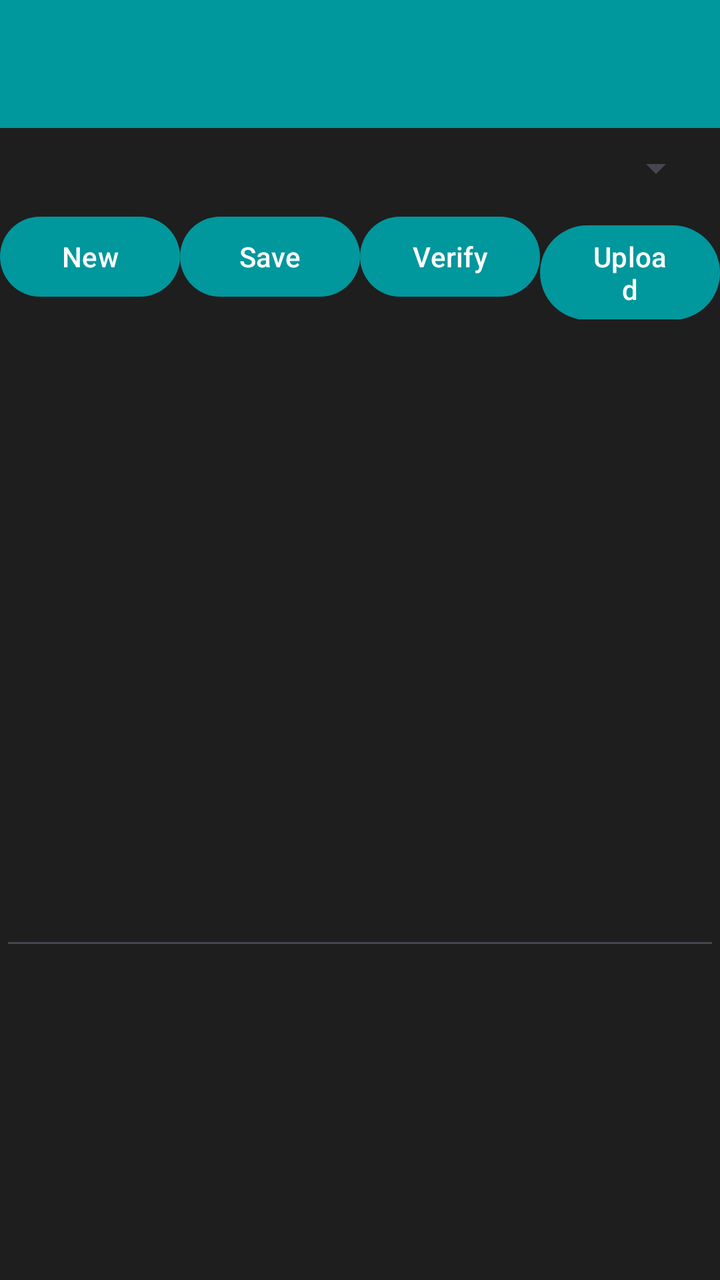
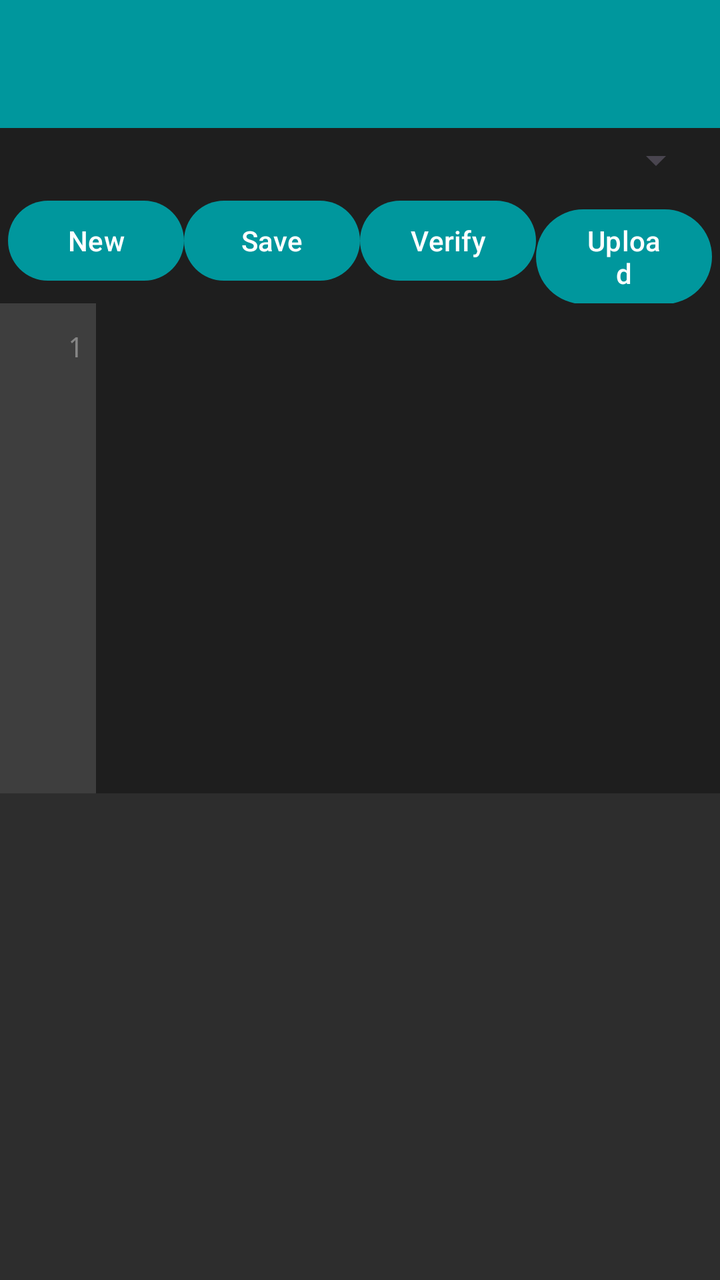

Compare the two renders of this Android layout. The source of the first and the diff that turns it into the second are given below.
<!-- AndroidManifest.xml: application theme Theme.ArduinoMobileWorkshop -->
<!-- res/layout/activity_editor.xml -->
<?xml version="1.0" encoding="utf-8"?>
<LinearLayout xmlns:android="http://schemas.android.com/apk/res/android"
    android:layout_width="match_parent"
    android:layout_height="match_parent"
    android:orientation="vertical">
    <androidx.appcompat.widget.Toolbar
        android:id="@+id/toolbar"
        android:layout_width="match_parent"
        android:layout_height="?attr/actionBarSize"
        android:background="?attr/colorPrimary" />
    <LinearLayout
        android:layout_width="match_parent"
        android:layout_height="wrap_content"
        android:padding="8dp"
        android:orientation="horizontal">
        <TextView
            android:id="@+id/project_name"
            android:layout_width="0dp"
            android:layout_height="wrap_content"
            android:layout_weight="1"
            android:textSize="18sp" />
        <Spinner
            android:id="@+id/board_spinner"
            android:layout_width="0dp"
            android:layout_height="wrap_content"
            android:layout_weight="2" />
    </LinearLayout>
    <LinearLayout
        android:layout_width="match_parent"
        android:layout_height="wrap_content"
        android:orientation="horizontal">
        <Button android:id="@+id/new_button" android:layout_width="0dp" android:layout_height="wrap_content" android:layout_weight="1" android:text="New" />
        <Button android:id="@+id/save_button" android:layout_width="0dp" android:layout_height="wrap_content" android:layout_weight="1" android:text="Save" />
        <Button android:id="@+id/compile_button" android:layout_width="0dp" android:layout_height="wrap_content" android:layout_weight="1" android:text="Verify" />
        <Button android:id="@+id/upload_button" android:layout_width="0dp" android:layout_height="wrap_content" android:layout_weight="1" android:text="Upload" />
    </LinearLayout>
    <EditText
        android:id="@+id/editor"
        android:layout_width="match_parent"
        android:layout_height="0dp"
        android:layout_weight="1"
        android:gravity="top|start"
        android:fontFamily="monospace"
        android:inputType="textMultiLine|textNoSuggestions"
        android:scrollbars="vertical|horizontal"
        android:overScrollMode="always"
        android:padding="12dp" />
    <TextView
        android:id="@+id/output"
        android:layout_width="match_parent"
        android:layout_height="160dp"
        android:fontFamily="monospace"
        android:padding="8dp"
        android:textIsSelectable="true"
        android:scrollbars="vertical" />
</LinearLayout>
<!-- resources referenced by this layout -->
<resources>
  <style name="Theme.ArduinoMobileWorkshop" parent="Theme.Material3.DayNight.NoActionBar">
          <item name="colorPrimary">@color/arduino_blue</item>
          <item name="colorOnPrimary">@color/on_surface</item>
          <item name="android:colorBackground">@color/background_dark</item>
          <item name="colorOnBackground">@color/on_surface</item>
          <item name="colorSurface">@color/surface_dark</item>
          <item name="colorOnSurface">@color/on_surface</item>
      </style>
  <color name="arduino_blue">#00979D</color>
  <color name="on_surface">#FFFFFF</color>
  <color name="background_dark">#1E1E1E</color>
  <color name="surface_dark">#2D2D2D</color>
</resources>

<!-- the commit's change to res/layout/activity_editor.xml (unified diff, before → after) -->
@@ -1,18 +1,32 @@
 <?xml version="1.0" encoding="utf-8"?>
-<LinearLayout xmlns:android="http://schemas.android.com/apk/res/android"
+<androidx.constraintlayout.widget.ConstraintLayout
+    xmlns:android="http://schemas.android.com/apk/res/android"
+    xmlns:app="http://schemas.android.com/apk/res-auto"
     android:layout_width="match_parent"
     android:layout_height="match_parent"
-    android:orientation="vertical">
+    android:fitsSystemWindows="true">
+
     <androidx.appcompat.widget.Toolbar
         android:id="@+id/toolbar"
-        android:layout_width="match_parent"
+        android:layout_width="0dp"
         android:layout_height="?attr/actionBarSize"
-        android:background="?attr/colorPrimary" />
+        android:background="?attr/colorPrimary"
+        app:layout_constraintTop_toTopOf="parent"
+        app:layout_constraintLeft_toLeftOf="parent"
+        app:layout_constraintRight_toRightOf="parent" />
+
     <LinearLayout
-        android:layout_width="match_parent"
+        android:id="@+id/project_row"
+        android:layout_width="0dp"
         android:layout_height="wrap_content"
-        android:padding="8dp"
-        android:orientation="horizontal">
+        android:orientation="horizontal"
+        android:paddingStart="8dp"
+        android:paddingEnd="8dp"
+        android:paddingTop="4dp"
+        android:paddingBottom="4dp"
+        app:layout_constraintTop_toBottomOf="@id/toolbar"
+        app:layout_constraintLeft_toLeftOf="parent"
+        app:layout_constraintRight_toRightOf="parent">
         <TextView
             android:id="@+id/project_name"
             android:layout_width="0dp"
@@ -25,32 +39,92 @@
             android:layout_height="wrap_content"
             android:layout_weight="2" />
     </LinearLayout>
+
     <LinearLayout
-        android:layout_width="match_parent"
+        android:id="@+id/button_row"
+        android:layout_width="0dp"
         android:layout_height="wrap_content"
-        android:orientation="horizontal">
+        android:orientation="horizontal"
+        android:paddingStart="4dp"
+        android:paddingEnd="4dp"
+        app:layout_constraintTop_toBottomOf="@id/project_row"
+        app:layout_constraintLeft_toLeftOf="parent"
+        app:layout_constraintRight_toRightOf="parent">
         <Button android:id="@+id/new_button" android:layout_width="0dp" android:layout_height="wrap_content" android:layout_weight="1" android:text="New" />
         <Button android:id="@+id/save_button" android:layout_width="0dp" android:layout_height="wrap_content" android:layout_weight="1" android:text="Save" />
         <Button android:id="@+id/compile_button" android:layout_width="0dp" android:layout_height="wrap_content" android:layout_weight="1" android:text="Verify" />
         <Button android:id="@+id/upload_button" android:layout_width="0dp" android:layout_height="wrap_content" android:layout_weight="1" android:text="Upload" />
     </LinearLayout>
-    <EditText
-        android:id="@+id/editor"
-        android:layout_width="match_parent"
+
+    <androidx.constraintlayout.widget.Guideline
+        android:id="@+id/editor_output_divider"
+        android:layout_width="wrap_content"
+        android:layout_height="wrap_content"
+        android:orientation="horizontal"
+        app:layout_constraintGuide_percent="0.62" />
+
+    <LinearLayout
+        android:id="@+id/editor_container"
+        android:layout_width="0dp"
         android:layout_height="0dp"
-        android:layout_weight="1"
-        android:gravity="top|start"
-        android:fontFamily="monospace"
-        android:inputType="textMultiLine|textNoSuggestions"
-        android:scrollbars="vertical|horizontal"
-        android:overScrollMode="always"
-        android:padding="12dp" />
+        android:orientation="horizontal"
+        android:background="@color/editor_background"
+        app:layout_constraintTop_toBottomOf="@id/button_row"
+        app:layout_constraintBottom_toTopOf="@id/editor_output_divider"
+        app:layout_constraintLeft_toLeftOf="parent"
+        app:layout_constraintRight_toRightOf="parent">
+
+        <TextView
+            android:id="@+id/lineNumbers"
+            android:layout_width="48dp"
+            android:layout_height="match_parent"
+            android:background="@color/surface_variant_dark"
+            android:fontFamily="monospace"
+            android:textSize="14sp"
+            android:textColor="@color/line_number"
+            android:gravity="top|end"
+            android:paddingTop="12dp"
+            android:paddingStart="6dp"
+            android:paddingEnd="6dp"
+            android:scrollbars="none"
+            android:text="1" />
+
+        <HorizontalScrollView
+            android:id="@+id/editorScroll"
+            android:layout_width="0dp"
+            android:layout_height="match_parent"
+            android:layout_weight="1"
+            android:fillViewport="true">
+            <EditText
+                android:id="@+id/editor"
+                android:layout_width="wrap_content"
+                android:layout_height="match_parent"
+                android:minWidth="300dp"
+                android:gravity="top|start"
+                android:fontFamily="monospace"
+                android:textSize="14sp"
+                android:textColor="@color/editor_text"
+                android:inputType="textMultiLine|textNoSuggestions"
+                android:scrollbars="vertical"
+                android:overScrollMode="always"
+                android:padding="12dp"
+                android:background="@null" />
+        </HorizontalScrollView>
+    </LinearLayout>
+
     <TextView
         android:id="@+id/output"
-        android:layout_width="match_parent"
-        android:layout_height="160dp"
+        android:layout_width="0dp"
+        android:layout_height="0dp"
+        android:background="@color/surface_dark"
         android:fontFamily="monospace"
+        android:textColor="@color/editor_text"
         android:padding="8dp"
         android:textIsSelectable="true"
-        android:scrollbars="vertical" />
-</LinearLayout>
+        android:scrollbars="vertical"
+        app:layout_constraintTop_toBottomOf="@id/editor_output_divider"
+        app:layout_constraintBottom_toBottomOf="parent"
+        app:layout_constraintLeft_toLeftOf="parent"
+        app:layout_constraintRight_toRightOf="parent" />
+
+</androidx.constraintlayout.widget.ConstraintLayout>
<!-- resource entries referenced after the edit -->
@@ -1,5 +1,8 @@
 <!-- resources referenced by this layout -->
 <resources>
+  <color name="editor_background">#1E1E1E</color>
+  <color name="editor_text">#D4D4D4</color>
+  <color name="line_number">#858585</color>
   <style name="Theme.ArduinoMobileWorkshop" parent="Theme.Material3.DayNight.NoActionBar">
           <item name="colorPrimary">@color/arduino_blue</item>
           <item name="colorOnPrimary">@color/on_surface</item>
@@ -12,5 +15,6 @@
   <color name="on_surface">#FFFFFF</color>
   <color name="background_dark">#1E1E1E</color>
   <color name="surface_dark">#2D2D2D</color>
+  <color name="surface_variant_dark">#3E3E3E</color>
 </resources>
 
